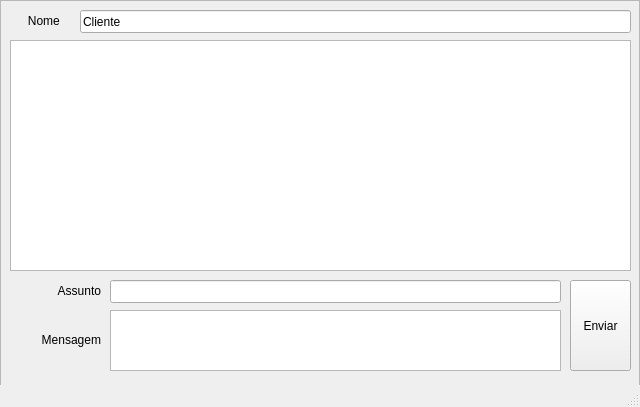
The window that ui/client.ui (ryukinix/python-chat) describes before a commit, drawn with Qt 5.
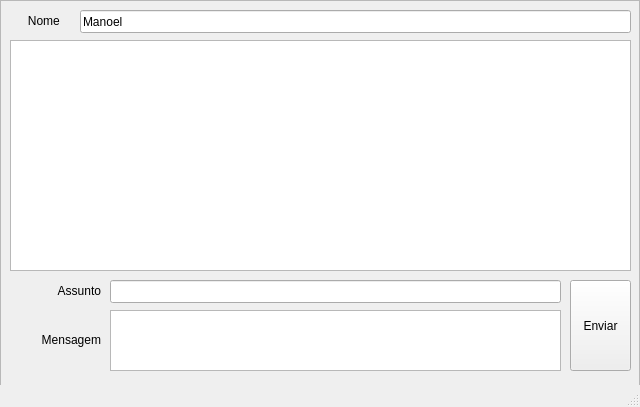
The same window after the commit.

Patch:
```diff
--- a/ui/client.ui
+++ b/ui/client.ui
@@ -105,7 +105,7 @@
       </rect>
      </property>
      <property name="text">
-      <string>Cliente</string>
+      <string>Manoel</string>
      </property>
     </widget>
     <widget class="QLineEdit" name="subject_text">
```
